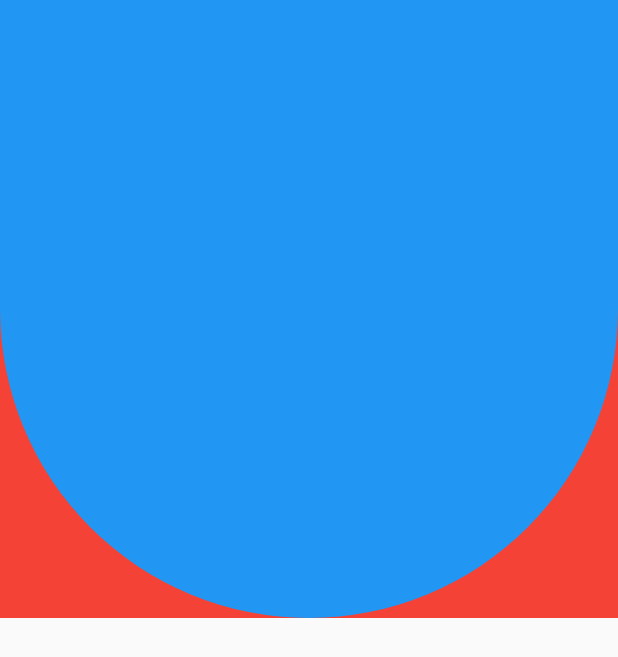
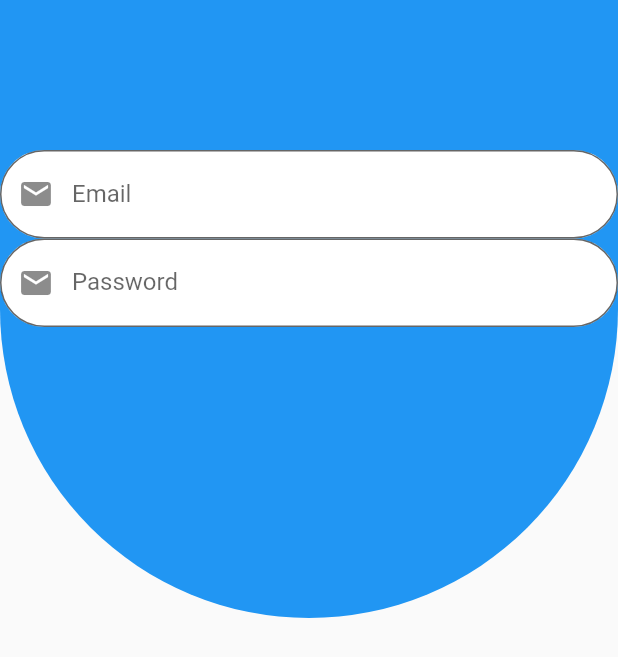
Before and after one commit to lalwanirishabh/Sliding-Login, a Flutter app: the screen it shows after launch, on a phone screen of 412 x 824 dp. Shown: the top 657 px of the screen. Run offline on Flutter 3.47's test engine with Material 2 defaults, Android fonts, the phone set to English and light mode, and no system bars.

Commit message:
added fadeIn and FadeOut animation on LoginIn and signUp

```diff
--- a/lib/animatedAlign.dart
+++ b/lib/animatedAlign.dart
@@ -1,6 +1,7 @@
 import 'package:flutter/material.dart';
 import 'main.dart';
 
+bool visible = true;
 
 class AnimatedAlignExampleApp extends StatelessWidget {
   const AnimatedAlignExampleApp({super.key});
@@ -31,6 +32,7 @@ class _AnimatedAlignExampleState extends State<AnimatedAlignExample> {
     return GestureDetector(
       onTap: () {
         setState(() {
+          visible = !visible;
           selected = !selected;
         });
       },
@@ -40,7 +42,6 @@ class _AnimatedAlignExampleState extends State<AnimatedAlignExample> {
             child: Container(
               width: double.infinity,
               height: MediaQuery.of(context).size.height-  MediaQuery.of(context).size.width/2,
-              color: Colors.red,
               child: AnimatedAlign(
                 alignment: selected ? Alignment.topCenter : Alignment.bottomCenter,
                 duration: const Duration(seconds: 1),
@@ -49,8 +50,107 @@ class _AnimatedAlignExampleState extends State<AnimatedAlignExample> {
               ),
             ),
           ),
+          Positioned(top: 100, child: Login()),
+          Positioned(top: 500, child: SignUp()),
         ]
       ),
     );
   }
 }
+
+class Login extends StatefulWidget {
+  const Login({super.key});
+
+  @override
+  State<Login> createState() => _LoginState();
+}
+
+class _LoginState extends State<Login> {
+  @override
+  Widget build(BuildContext context) {
+    return AnimatedOpacity(
+          // If the widget is visible, animate to 0.0 (invisible).
+          // If the widget is hidden, animate to 1.0 (fully visible).
+          opacity: visible ? 1.0 : 0.0,
+          duration: const Duration(milliseconds: 500),
+          // The green box must be a child of the AnimatedOpacity widget.
+          child: Container(
+            width: MediaQuery.of(context).size.width,
+            height: 200,
+            child: LoginPlaceholder(),
+          ),
+
+      );
+  }
+}
+
+class SignUp extends StatefulWidget {
+  const SignUp({super.key});
+
+  @override
+  State<SignUp> createState() => _SignUpState();
+}
+
+class _SignUpState extends State<SignUp> {
+  @override
+  Widget build(BuildContext context) {
+    return Center(
+        child: AnimatedOpacity(
+          // If the widget is visible, animate to 0.0 (invisible).
+          // If the widget is hidden, animate to 1.0 (fully visible).
+          opacity: visible ? 0.0 : 1.0,
+          duration: const Duration(milliseconds: 500),
+          // The green box must be a child of the AnimatedOpacity widget.
+          child: Container(
+            width: MediaQuery.of(context).size.width,
+            height: 200,
+            child: SignUpPlaceholder(),
+          ),
+        ),
+      );
+  }
+}
+
+class LoginPlaceholder extends StatelessWidget {
+  const LoginPlaceholder({super.key});
+
+  @override
+  Widget build(BuildContext context) {
+    return Center(child: Column(
+                      children: [
+                        TextField(
+                        decoration: InputDecoration(labelText: 'Email' , prefixIcon: Icon(Icons.mail), border: OutlineInputBorder(borderRadius: BorderRadius.circular(50)) , filled: true , fillColor: Colors.white),
+                        ),
+
+                        TextField(
+                        decoration: InputDecoration(labelText: 'Password' , prefixIcon: Icon(Icons.mail), border: OutlineInputBorder(borderRadius: BorderRadius.circular(50)) , filled: true , fillColor: Colors.white),
+                        ),
+                        ]
+                      ),
+                    );
+  }
+}
+
+class SignUpPlaceholder extends StatelessWidget {
+  const SignUpPlaceholder({super.key});
+
+  @override
+  Widget build(BuildContext context) {
+    return Center(child: Column(
+                      children: [
+                        TextField(
+                        decoration: InputDecoration(labelText: 'Email' , prefixIcon: Icon(Icons.mail), border: OutlineInputBorder(borderRadius: BorderRadius.circular(50)) , filled: true , fillColor: Colors.white),
+                        ),
+
+                        TextField(
+                        decoration: InputDecoration(labelText: 'Password' , prefixIcon: Icon(Icons.mail), border: OutlineInputBorder(borderRadius: BorderRadius.circular(50)) , filled: true , fillColor: Colors.white),
+                        ),
+
+                        TextField(
+                        decoration: InputDecoration(labelText: 'Confirm Password' , prefixIcon: Icon(Icons.mail), border: OutlineInputBorder(borderRadius: BorderRadius.circular(50)) , filled: true , fillColor: Colors.white),
+                        ),
+                        ]
+                      ),
+                    );
+  }
+}
--- a/lib/main.dart
+++ b/lib/main.dart
@@ -19,7 +19,8 @@ class _MyAppState extends State<MyApp> {
       home: Scaffold(
         body: Stack(children: [
           // Positioned(width: double.infinity, height: MediaQuery.of(context).size.height/2, child: Positioned(top: -MediaQuery.of(context).size.height/2 + MediaQuery.of(context).size.width/2 ,left: 0, right: 0, child: BlueContainer(),)),
-          AnimatedAlignExample()
+          AnimatedAlignExample(),
+
       ],),
       ),
     )
```
